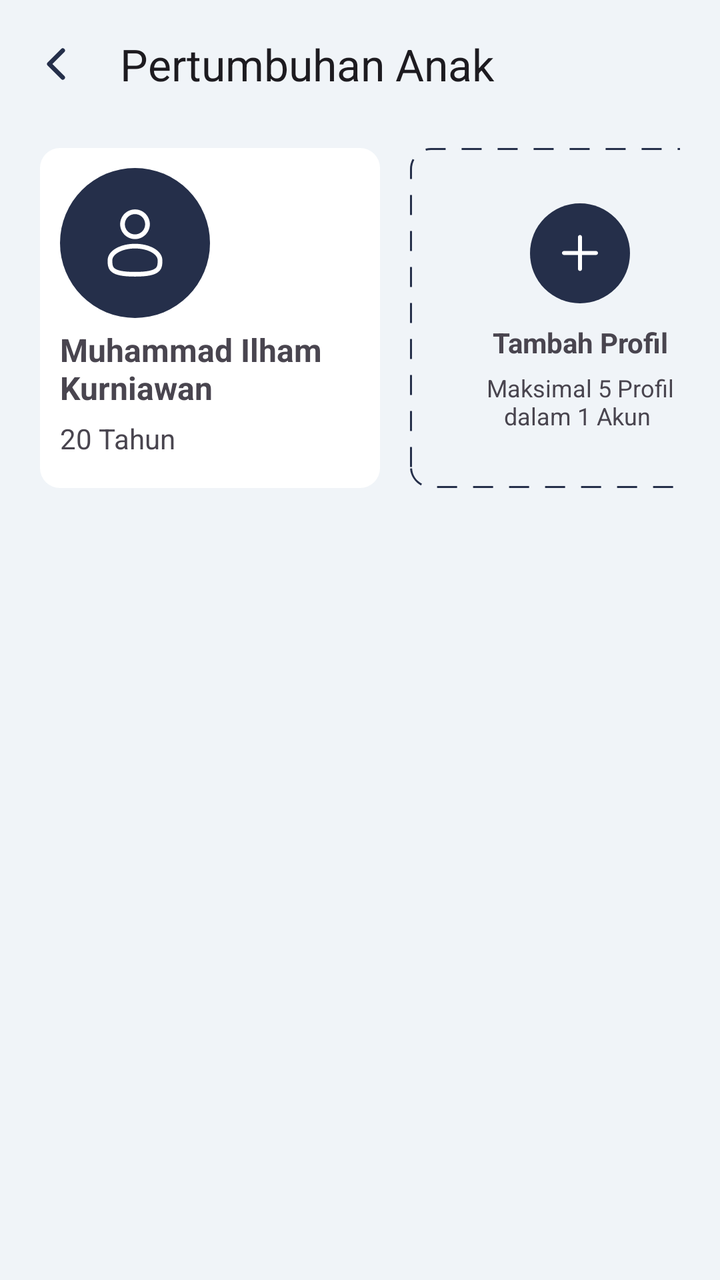
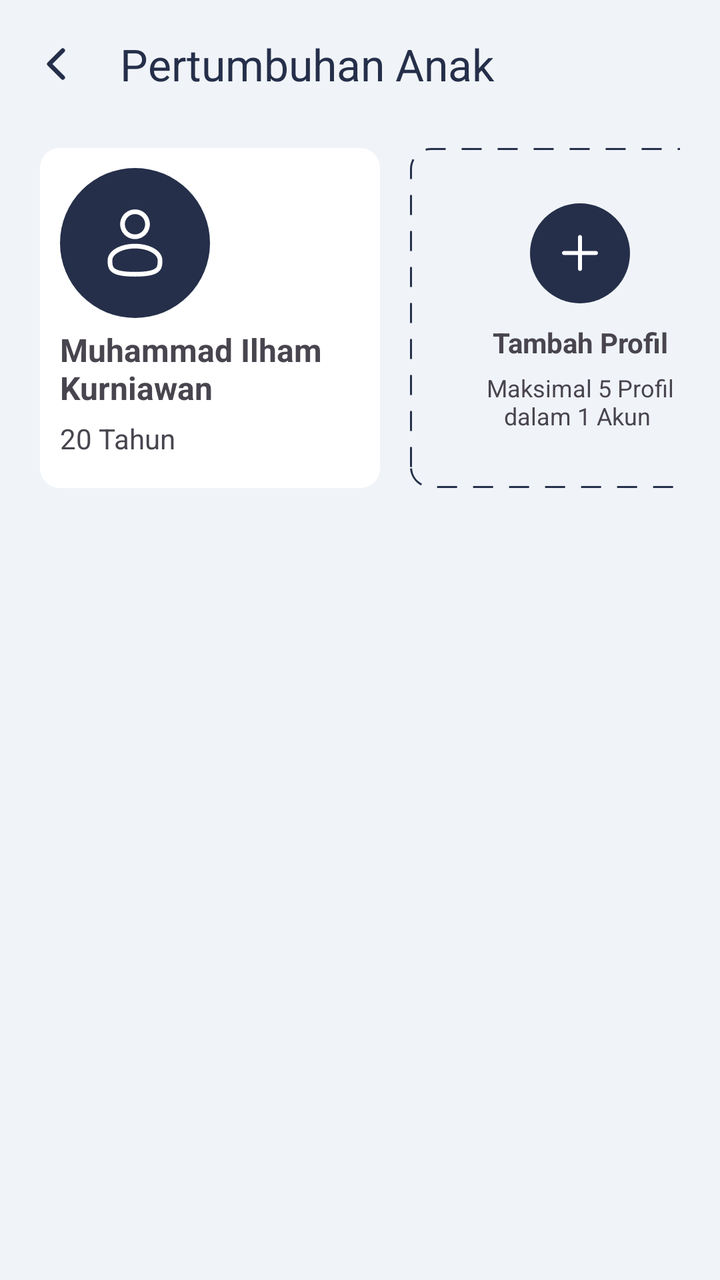

Two renders of the same Android screen: before a commit and after it. Below are the layout's source before the change and the commit's diff.
<!-- AndroidManifest.xml: application theme Theme.PatientMobileApp -->
<!-- res/layout/activity_pertumbuhan_anak.xml -->
<?xml version="1.0" encoding="utf-8"?>
<androidx.constraintlayout.widget.ConstraintLayout xmlns:android="http://schemas.android.com/apk/res/android"
    xmlns:app="http://schemas.android.com/apk/res-auto"
    xmlns:tools="http://schemas.android.com/tools"
    android:id="@+id/main"
    android:layout_width="match_parent"
    android:layout_height="match_parent"
    android:background="@color/abu"
    tools:context=".PertumbuhanAnak">
    <androidx.appcompat.widget.Toolbar
        android:id="@+id/anak"
        android:layout_width="match_parent"
        android:layout_height="wrap_content"
        android:background="@color/abu"
        android:minHeight="?attr/actionBarSize"
        android:theme="?attr/actionBarTheme"
        app:layout_constraintEnd_toEndOf="parent"
        app:layout_constraintStart_toStartOf="parent"
        app:layout_constraintTop_toTopOf="parent"
        app:title="Pertumbuhan Anak"
        app:navigationIcon="@drawable/ion_chevron_back" />

    <LinearLayout
        android:layout_marginHorizontal="20dp"
        android:layout_width="match_parent"
        android:layout_height="wrap_content"
        android:layout_marginTop="10dp"
        android:orientation="vertical"
        app:layout_constraintEnd_toEndOf="parent"
        app:layout_constraintStart_toStartOf="parent"
        app:layout_constraintTop_toBottomOf="@+id/anak">

        <LinearLayout
            android:layout_width="match_parent"
            android:layout_height="wrap_content"
            android:orientation="horizontal">

            <LinearLayout
                android:padding="10dp"
                android:gravity="start"
                android:layout_width="170dp"
                android:layout_height="170dp"
                android:layout_marginRight="15dp"
                android:background="@drawable/shape_perfitur"
                android:orientation="vertical">

                <LinearLayout
                    android:layout_width="75dp"
                    android:layout_height="75dp"
                    android:background="@drawable/shape_circle">

                    <ImageView
                        android:id="@+id/imageView30"
                        android:layout_width="wrap_content"
                        android:layout_height="wrap_content"
                        android:layout_gravity="center_vertical"
                        android:layout_weight="1"
                        app:srcCompat="@drawable/user_outline_putih" />
                </LinearLayout>

                <TextView
                    android:id="@+id/textView102"
                    android:layout_width="match_parent"
                    android:layout_height="wrap_content"
                    android:layout_marginTop="5dp"
                    android:text="Muhammad Ilham Kurniawan"
                    android:textAlignment="textStart"
                    android:textSize="16sp"
                    android:textStyle="bold" />

                <TextView
                    android:id="@+id/textView34"
                    android:layout_width="wrap_content"
                    android:layout_height="wrap_content"
                    android:layout_marginTop="5dp"
                    android:text="20 Tahun"
                    android:textAlignment="textStart" />

            </LinearLayout>

                <LinearLayout
                    android:gravity="center"
                    android:padding="10dp"
                    android:layout_width="170dp"
                    android:layout_height="170dp"
                    android:background="@drawable/shape_perfitur_stroke"
                    android:orientation="vertical">

                    <LinearLayout
                        android:layout_width="50dp"
                        android:layout_height="50dp"
                        android:layout_gravity="center_horizontal"
                        android:background="@drawable/shape_circle">

                        <ImageView
                            android:id="@+id/imageView31"
                            android:layout_width="wrap_content"
                            android:layout_height="wrap_content"
                            android:layout_gravity="center_vertical"
                            android:layout_weight="1"
                            app:srcCompat="@drawable/tambah_putih" />
                    </LinearLayout>

                    <TextView
                        android:id="@+id/textView8"
                        android:layout_width="wrap_content"
                        android:layout_height="wrap_content"
                        android:layout_marginTop="10dp"
                        android:text="Tambah Profil"
                        android:textAlignment="center"
                        android:textStyle="bold" />

                    <TextView
                        android:id="@+id/textView101"
                        android:layout_width="100dp"
                        android:layout_height="wrap_content"
                        android:layout_marginTop="5dp"
                        android:text="Maksimal 5 Profil dalam 1 Akun "
                        android:textAlignment="center"
                        android:textSize="12sp" />
                </LinearLayout>


        </LinearLayout>
    </LinearLayout>
</androidx.constraintlayout.widget.ConstraintLayout>
<!-- resources referenced by this layout -->
<resources>
  <color name="abu">#F0F4F8</color>
  <!-- drawable ion_chevron_back (drawable) -->
  <vector xmlns:android="http://schemas.android.com/apk/res/android"
      android:width="24dp"
      android:height="24dp"
      android:viewportWidth="24"
      android:viewportHeight="24">
    <path
        android:pathData="M15.375,5.25L8.625,12L15.375,18.75"
        android:strokeLineJoin="round"
        android:strokeWidth="2.25"
        android:fillColor="#00000000"
        android:strokeColor="#252F4A"
        android:strokeLineCap="round"/>
  </vector>
  <!-- drawable shape_circle (drawable) -->
  <?xml version="1.0" encoding="utf-8"?>
  <shape android:shape="oval" xmlns:android="http://schemas.android.com/apk/res/android">
      <solid android:color="@color/biruTua"/>
      <size android:height="50dp" android:width="50dp"/>
  
  </shape>
  <!-- drawable shape_perfitur (drawable) -->
  <?xml version="1.0" encoding="utf-8"?>
  <shape xmlns:android="http://schemas.android.com/apk/res/android">
      <solid android:color="@color/white"/>
      <corners android:radius="10dp"/>
  
  </shape>
  <!-- drawable shape_perfitur_stroke (drawable) -->
  <?xml version="1.0" encoding="utf-8"?>
  <shape xmlns:android="http://schemas.android.com/apk/res/android">
      <corners android:radius="10dp" />
      <stroke
          android:color="@color/biruTua"
      android:width="1dp"
      android:dashWidth="10dp"
      android:dashGap="8dp" />
      <solid android:color="@android:color/transparent" />
  </shape>
  <!-- drawable tambah_putih (drawable) -->
  <vector xmlns:android="http://schemas.android.com/apk/res/android"
      android:width="24dp"
      android:height="25dp"
      android:viewportWidth="24"
      android:viewportHeight="25">
    <path
        android:pathData="M13,13.5V20.5C13,20.765 12.895,21.02 12.707,21.207C12.52,21.395 12.265,21.5 12,21.5C11.735,21.5 11.48,21.395 11.293,21.207C11.105,21.02 11,20.765 11,20.5V13.5H4C3.735,13.5 3.48,13.395 3.293,13.207C3.105,13.02 3,12.765 3,12.5C3,12.235 3.105,11.98 3.293,11.793C3.48,11.605 3.735,11.5 4,11.5H11V4.5C11,4.235 11.105,3.98 11.293,3.793C11.48,3.605 11.735,3.5 12,3.5C12.265,3.5 12.52,3.605 12.707,3.793C12.895,3.98 13,4.235 13,4.5V11.5H20C20.265,11.5 20.52,11.605 20.707,11.793C20.895,11.98 21,12.235 21,12.5C21,12.765 20.895,13.02 20.707,13.207C20.52,13.395 20.265,13.5 20,13.5H13Z"
        android:fillColor="#ffffff"
        android:fillType="evenOdd"/>
  </vector>
  <style name="Theme.PatientMobileApp" parent="Base.Theme.PatientMobileApp" />
  <color name="biruTua">#252F4A</color>
  <color name="white">#FFFFFFFF</color>
  <style name="Base.Theme.PatientMobileApp" parent="Theme.Material3.DayNight.NoActionBar">
          
          <item name="colorPrimary">@color/biruTua</item>
      </style>
  <!-- unchanged entries left out for length: 1 -->
</resources>

<!-- the commit's change to res/layout/activity_pertumbuhan_anak.xml (unified diff, before → after) -->
@@ -13,11 +13,11 @@
         android:layout_height="wrap_content"
         android:background="@color/abu"
         android:minHeight="?attr/actionBarSize"
-        android:theme="?attr/actionBarTheme"
         app:layout_constraintEnd_toEndOf="parent"
         app:layout_constraintStart_toStartOf="parent"
         app:layout_constraintTop_toTopOf="parent"
         app:title="Pertumbuhan Anak"
+        app:titleTextColor="@color/biruTua"
         app:navigationIcon="@drawable/ion_chevron_back" />
 
     <LinearLayout
<!-- resource entries referenced after the edit -->
@@ -57,6 +57,9 @@
   <style name="Base.Theme.PatientMobileApp" parent="Theme.Material3.DayNight.NoActionBar">
           
           <item name="colorPrimary">@color/biruTua</item>
+          <item name="actionBarTheme">@style/ThemeOverlay.Material3.ActionBar</item>
+          <item name="android:windowBackground">@color/abu</item>
+          <item name="android:forceDarkAllowed" tools:targetApi="q">false</item>
       </style>
   <!-- unchanged entries left out for length: 1 -->
 </resources>
